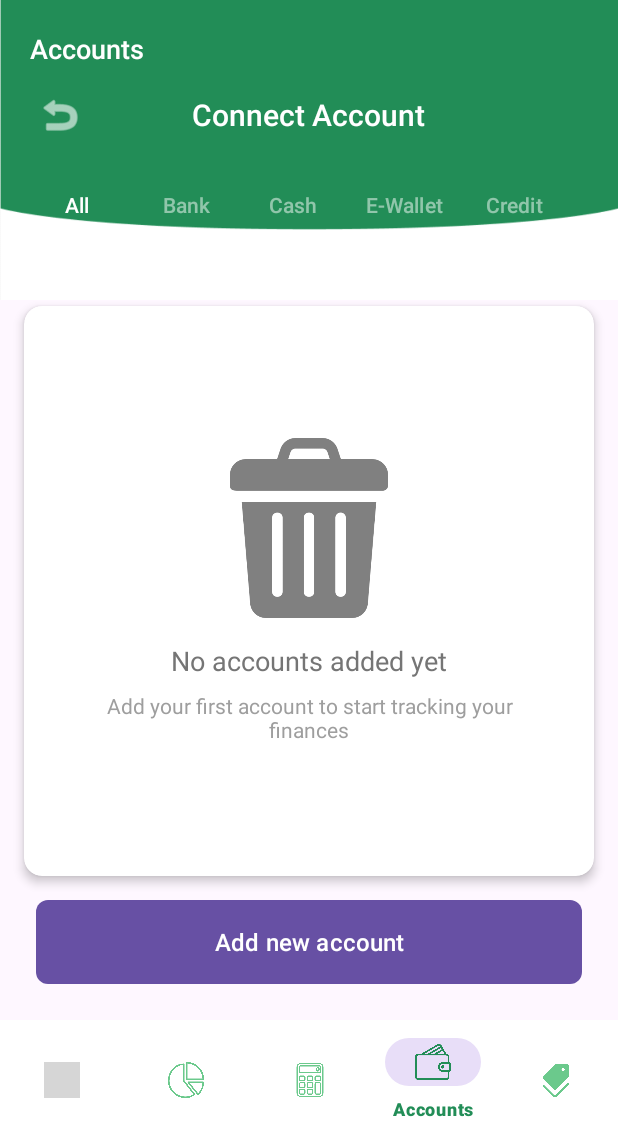
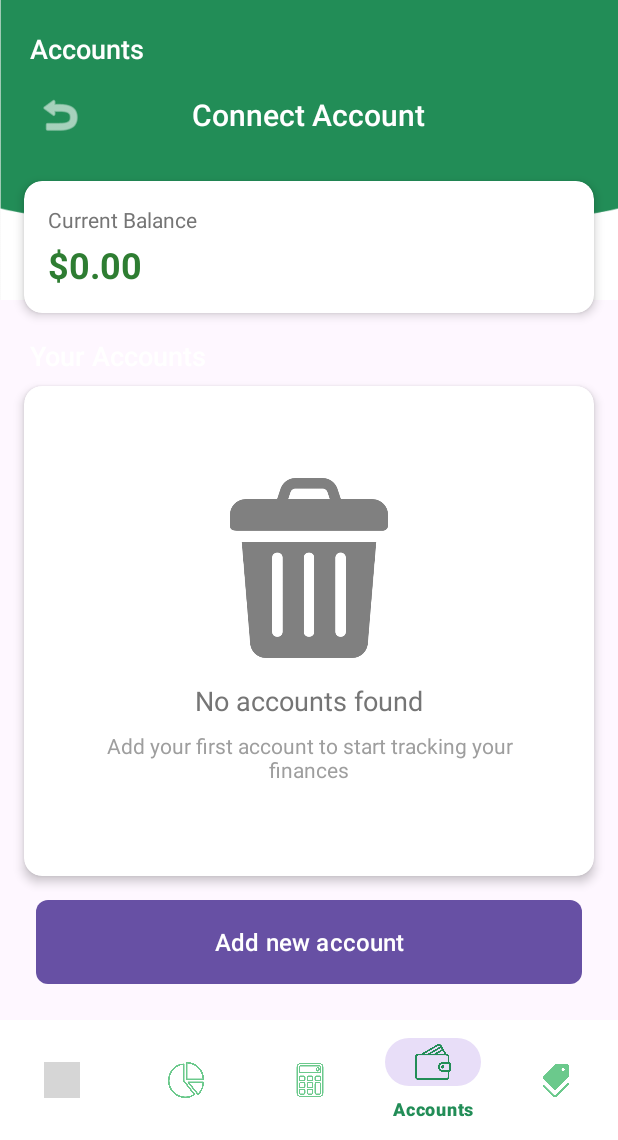
Before and after one commit to JunaidJamshid123/flowmoney, an Android app: the screen it shows after launch once a user with an empty profile is signed in (MainActivity), item 4 of the bottom bar chosen, on a phone screen of 412 x 824 dp, the part 96-1236 px from its top. Run offline under Robolectric (Android 15) with nearby library versions, the phone set to English and light mode, and no system bars; our stand-ins replace CircleImageView, Firebase (no records; nobody signed in at launch, a user with empty details on screens opened directly); grey boxes are pictures that could not be loaded.

Commit message:
still Facing error in the Account.. Now start working on the Categories

```diff
--- a/app/src/main/java/com/example/flowmoney/Fragments/AccountsFragment.kt
+++ b/app/src/main/java/com/example/flowmoney/Fragments/AccountsFragment.kt
@@ -12,7 +12,6 @@ import android.widget.TextView
 import androidx.recyclerview.widget.LinearLayoutManager
 import androidx.recyclerview.widget.RecyclerView
 import com.example.flowmoney.R
-import com.google.android.material.tabs.TabLayout
 import android.content.Intent
 import android.util.Log
 import android.widget.Toast
@@ -32,7 +31,7 @@ class AccountsFragment : Fragment() {
     private lateinit var recyclerView: RecyclerView
     private lateinit var addAccountButton: Button
     private lateinit var backButton: ImageButton
-    private lateinit var tabLayout: TabLayout
+    private lateinit var totalBalanceTextView: TextView
     private lateinit var emptyStateLayout: View
     private lateinit var emptyStateMessage: TextView
     private lateinit var progressBar: View
@@ -44,9 +43,6 @@ class AccountsFragment : Fragment() {
     // Adapter
     private lateinit var accountsAdapter: AccountsAdapter
 
-    // Current filter
-    private var currentFilter: String? = null
-
     // Firestore listener
     private var accountsListener: ListenerRegistration? = null
 
@@ -56,7 +52,7 @@ class AccountsFragment : Fragment() {
     ) { result ->
         if (result.resultCode == Activity.RESULT_OK) {
             Log.d(TAG, "Account created successfully, refreshing accounts list")
-            loadAccounts(currentFilter)
+            loadAccounts()
         }
     }
 
@@ -75,18 +71,15 @@ class AccountsFragment : Fragment() {
         recyclerView = view.findViewById(R.id.rv_accounts)
         addAccountButton = view.findViewById(R.id.btn_add_account)
         backButton = view.findViewById(R.id.btn_back)
-        tabLayout = view.findViewById(R.id.tab_layout)
+        totalBalanceTextView = view.findViewById(R.id.tv_total_balance)
         emptyStateLayout = view.findViewById(R.id.empty_state_layout)
         progressBar = view.findViewById(R.id.progress_bar)
 
-        // Find the empty state message TextView if it exists
-        emptyStateMessage = emptyStateLayout.findViewById(R.id.nav_trash) ?: TextView(requireContext())
+        // Find the empty state message TextView
+        emptyStateMessage = view.findViewById(R.id.tv_empty_state_message)
 
         // Setup adapter
         setupRecyclerView()
-
-        // Setup tabs
-        setupTabLayout()
 
         // Set click listener for add account button
         addAccountButton.setOnClickListener {
@@ -103,52 +96,6 @@ class AccountsFragment : Fragment() {
         loadAccounts()
 
         return view
-    }
-
-    private fun setupTabLayout() {
-        // Tab layout listener
-        tabLayout.addOnTabSelectedListener(object : TabLayout.OnTabSelectedListener {
-            override fun onTabSelected(tab: TabLayout.Tab?) {
-                // Handle tab selection
-                when (tab?.position) {
-                    0 -> {
-                        // All accounts
-                        loadAccounts(null)
-                    }
-                    1 -> {
-                        // Bank accounts
-                        loadAccounts("bank")
-                    }
-                    2 -> {
-                        // Cash accounts
-                        loadAccounts("cash")
-                    }
-                    3 -> {
-                        // E-Wallet accounts
-                        loadAccounts("e-wallet")
-                    }
-                    4 -> {
-                        // Credit accounts
-                        loadAccounts("credit")
-                    }
-                }
-            }
-
-            override fun onTabUnselected(tab: TabLayout.Tab?) {
-                // Not needed for now
-            }
-
-            override fun onTabReselected(tab: TabLayout.Tab?) {
-                // Refresh data on tab reselection
-                when (tab?.position) {
-                    0 -> loadAccounts(null)
-                    1 -> loadAccounts("bank")
-                    2 -> loadAccounts("cash")
-                    3 -> loadAccounts("e-wallet")
-                    4 -> loadAccounts("credit")
-                }
-            }
-        })
     }
 
     private fun setupRecyclerView() {
@@ -177,9 +124,7 @@ class AccountsFragment : Fragment() {
         // startActivity(intent)
     }
 
-    private fun loadAccounts(filter: String? = null) {
-        currentFilter = filter
-
+    private fun loadAccounts() {
         val currentUser = auth.currentUser
         if (currentUser == null) {
             Log.e(TAG, "No user is logged in")
@@ -197,49 +142,28 @@ class AccountsFragment : Fragment() {
 
             val accountsCollection = firestore.collection("accounts")
 
-            // Create base query - IMPORTANT: Apply all filters before orderBy
-            var query = accountsCollection.whereEqualTo("user_id", currentUser.uid)
+            // Create a simple query that only filters by user_id and sorts by creation date
+            // This avoids the need for complex indexes
+            val query = accountsCollection
+                .whereEqualTo("user_id", currentUser.uid)
+                .orderBy("created_at", Query.Direction.DESCENDING)
 
-            // Apply filter if specified
-            if (!filter.isNullOrEmpty()) {
-                query = query.whereEqualTo("account_type", filter)
-            }
-
-            // Add ordering last
-            query = query.orderBy("created_at", Query.Direction.DESCENDING)
-
-            // Use a listener for real-time updates instead of one-time get()
+            // Use a listener for real-time updates
             accountsListener = query.addSnapshotListener { snapshot, e ->
                 // Hide loading indicator
                 progressBar.visibility = View.GONE
 
                 if (e != null) {
                     Log.e(TAG, "Error listening for accounts", e)
-
-                    // Show a more specific error message for index errors
-                    val errorMsg = when {
-                        e.message?.contains("FAILED_PRECONDITION") == true &&
-                                e.message?.contains("requires an index") == true -> {
-                            "Database index needed. Please visit Firebase console or wait a few minutes and try again."
-                        }
-                        else -> "Failed to load accounts: ${e.message}"
-                    }
-
-                    Toast.makeText(context, errorMsg, Toast.LENGTH_LONG).show()
+                    Toast.makeText(context, "Failed to load accounts: ${e.message}", Toast.LENGTH_LONG).show()
                     showEmptyState("Couldn't load accounts")
                     return@addSnapshotListener
                 }
 
                 if (snapshot == null || snapshot.isEmpty) {
-                    // Show empty state with appropriate message
-                    val filterName = when (filter) {
-                        "bank" -> "bank "
-                        "cash" -> "cash "
-                        "e-wallet" -> "e-wallet "
-                        "credit" -> "credit "
-                        else -> ""
-                    }
-                    showEmptyState("No ${filterName}accounts found")
+                    // Show empty state when no accounts found
+                    showEmptyState("No accounts found")
+                    updateTotalBalance(0.0)
                     return@addSnapshotListener
                 }
 
@@ -260,6 +184,10 @@ class AccountsFragment : Fragment() {
                 // Update the adapter with the new data
                 accountsAdapter.submitList(accounts)
 
+                // Calculate and display total balance
+                val totalBalance = accounts.sumOf { it.balance }
+                updateTotalBalance(totalBalance)
+
                 // Show/hide empty state based on results
                 if (accounts.isEmpty()) {
                     showEmptyState("No accounts found")
@@ -276,15 +204,15 @@ class AccountsFragment : Fragment() {
         }
     }
 
+    private fun updateTotalBalance(balance: Double) {
+        // Format the balance with currency symbol and 2 decimal places
+        val formattedBalance = String.format("$%,.2f", balance)
+        totalBalanceTextView.text = formattedBalance
+    }
+
     private fun showEmptyState(message: String) {
         emptyStateLayout.visibility = View.VISIBLE
-
-        // If TextView exists in your empty state layout, update its text
-        try {
-            emptyStateMessage.text = message
-        } catch (e: Exception) {
-            Log.e(TAG, "Could not update empty state message", e)
-        }
+        emptyStateMessage.text = message
     }
 
     private fun launchAddAccountActivity() {
@@ -296,7 +224,7 @@ class AccountsFragment : Fragment() {
         super.onResume()
         // Refresh accounts data when fragment becomes visible
         if (accountsListener == null) {
-            loadAccounts(currentFilter)
+            loadAccounts()
         }
     }
 
--- a/app/src/main/res/layout/fragment_accounts.xml
+++ b/app/src/main/res/layout/fragment_accounts.xml
@@ -59,55 +59,49 @@
                 android:fontFamily="sans-serif-medium" />
         </RelativeLayout>
 
-        <!-- Tab Layout for filtering accounts -->
-        <com.google.android.material.tabs.TabLayout
-            android:id="@+id/tab_layout"
+        <!-- Total Balance Display -->
+        <androidx.cardview.widget.CardView
             android:layout_width="match_parent"
             android:layout_height="wrap_content"
-            android:layout_marginTop="8dp"
             android:layout_marginHorizontal="16dp"
-            android:background="@android:color/transparent"
-            app:tabTextColor="#80FFFFFF"
-            app:tabSelectedTextColor="#FFFFFF"
-            app:tabIndicatorColor="#FFFFFF"
-            app:tabMode="scrollable">
+            android:layout_marginTop="16dp"
+            app:cardCornerRadius="12dp"
+            app:cardElevation="4dp">
 
-            <com.google.android.material.tabs.TabItem
-                android:layout_width="wrap_content"
+            <LinearLayout
+                android:layout_width="match_parent"
                 android:layout_height="wrap_content"
-                android:text="All" />
+                android:orientation="vertical"
+                android:padding="16dp">
 
-            <com.google.android.material.tabs.TabItem
-                android:layout_width="wrap_content"
-                android:layout_height="wrap_content"
-                android:text="Bank" />
+                <TextView
+                    android:layout_width="wrap_content"
+                    android:layout_height="wrap_content"
+                    android:text="Current Balance"
+                    android:textSize="14sp"
+                    android:textColor="#757575" />
 
-            <com.google.android.material.tabs.TabItem
-                android:layout_width="wrap_content"
-                android:layout_height="wrap_content"
-                android:text="Cash" />
-
-            <com.google.android.material.tabs.TabItem
-                android:layout_width="wrap_content"
-                android:layout_height="wrap_content"
-                android:text="E-Wallet" />
-
-            <com.google.android.material.tabs.TabItem
-                android:layout_width="wrap_content"
-                android:layout_height="wrap_content"
-                android:text="Credit" />
-        </com.google.android.material.tabs.TabLayout>
+                <TextView
+                    android:id="@+id/tv_total_balance"
+                    android:layout_width="wrap_content"
+                    android:layout_height="wrap_content"
+                    android:layout_marginTop="4dp"
+                    android:text="$0.00"
+                    android:textSize="24sp"
+                    android:textStyle="bold"
+                    android:textColor="#2E7D32" />
+            </LinearLayout>
+        </androidx.cardview.widget.CardView>
 
         <!-- Account Header Label -->
         <TextView
             android:layout_width="match_parent"
             android:layout_height="wrap_content"
-            android:layout_marginTop="8dp"
-            android:gravity="center"
-            android:layout_marginHorizontal="20dp"
+            android:layout_marginTop="16dp"
+            android:layout_marginStart="20dp"
             android:text="Your Accounts"
             android:textColor="#FFFFFF"
-            android:textSize="20sp"
+            android:textSize="18sp"
             android:fontFamily="sans-serif-medium" />
 
         <!-- Card for RecyclerView with elevation -->
@@ -145,6 +139,7 @@
                     android:alpha="0.5" />
 
                 <TextView
+                    android:id="@+id/tv_empty_state_message"
                     android:layout_width="wrap_content"
                     android:layout_height="wrap_content"
                     android:layout_marginTop="16dp"
```
Also changed, not shown: app/src/main/java/com/example/flowmoney/Adapters/AccountsAdapter.kt (+68 -48 lines), app/src/main/res/layout/account_item.xml (+43 -56 lines).
